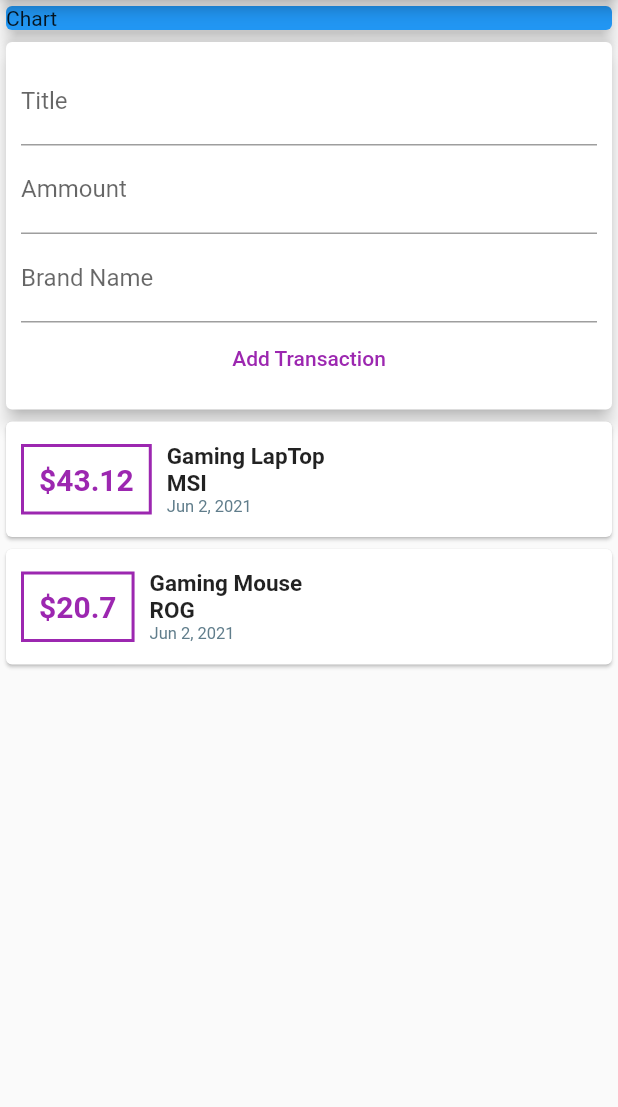
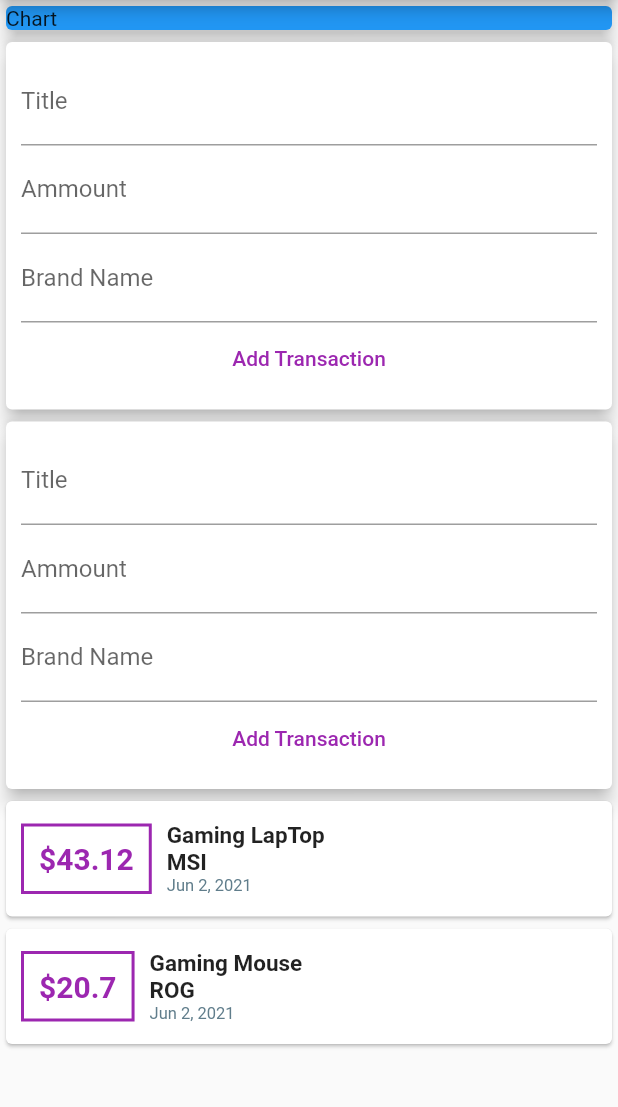
Before and after one commit to Hamjeth68/Flutter-Expenses-App, a Flutter app: the screen it shows after launch, on a phone screen of 412 x 824 dp, the part 84-1191 px from its top. Run offline on Flutter 3.47's test engine with Material 2 defaults, Android fonts, the phone set to English and light mode, and no system bars.

Commit message:
UserTransactionWiget Initialized

```diff
--- a/lib/main.dart
+++ b/lib/main.dart
@@ -1,8 +1,10 @@
 //Flutter imports
+import 'package:expensesapp/widgets/new_transaction.dart';
 import 'package:flutter/material.dart';
 
 //my files
 import './widgets/Transactions_list.dart';
+import './widgets/new_transaction.dart';
 
 void main() => runApp(MyApp());
 
@@ -81,6 +83,7 @@ class MyHomePage extends StatelessWidget {
               ),
             ),
           ),
+          NewTransaction(),
           TansactionsList()
         ],
       ),
--- a/lib/widgets/new_transaction.dart
+++ b/lib/widgets/new_transaction.dart
@@ -0,0 +1,50 @@
+//flutter imports
+import 'package:flutter/material.dart';
+
+class NewTransaction extends StatelessWidget {
+  final titleController = TextEditingController();
+  final ammountController = TextEditingController();
+  final brandNameControlller = TextEditingController();
+  @override
+  Widget build(BuildContext context) {
+    return Card(
+      elevation: 5,
+      child: Container(
+        padding: EdgeInsets.all(10),
+        child: Column(
+          children: <Widget>[
+            TextField(
+              autocorrect: true,
+              decoration: InputDecoration(labelText: 'Title'),
+              controller: titleController,
+              //onChanged: (val) {
+              //titleInput = val;
+              //},
+            ),
+            TextField(
+              autocorrect: true,
+              decoration: InputDecoration(labelText: 'Ammount'),
+              controller: ammountController,
+              //onChanged: (val) => ammountInput = val,
+            ),
+            TextField(
+              autocorrect: true,
+              decoration: InputDecoration(labelText: 'Brand Name'),
+              controller: brandNameControlller,
+              //onChanged: (val) => brandInput = val,
+            ),
+            FlatButton(
+              onPressed: () {
+                print(titleController.text);
+                print(ammountController.text);
+                print(brandNameControlller.text);
+              },
+              child: Text('Add Transaction'),
+              textColor: Colors.purple,
+            ),
+          ],
+        ),
+      ),
+    );
+  }
+}
```
Also changed, not shown: lib/widgets/user_transactions.dart (added).
